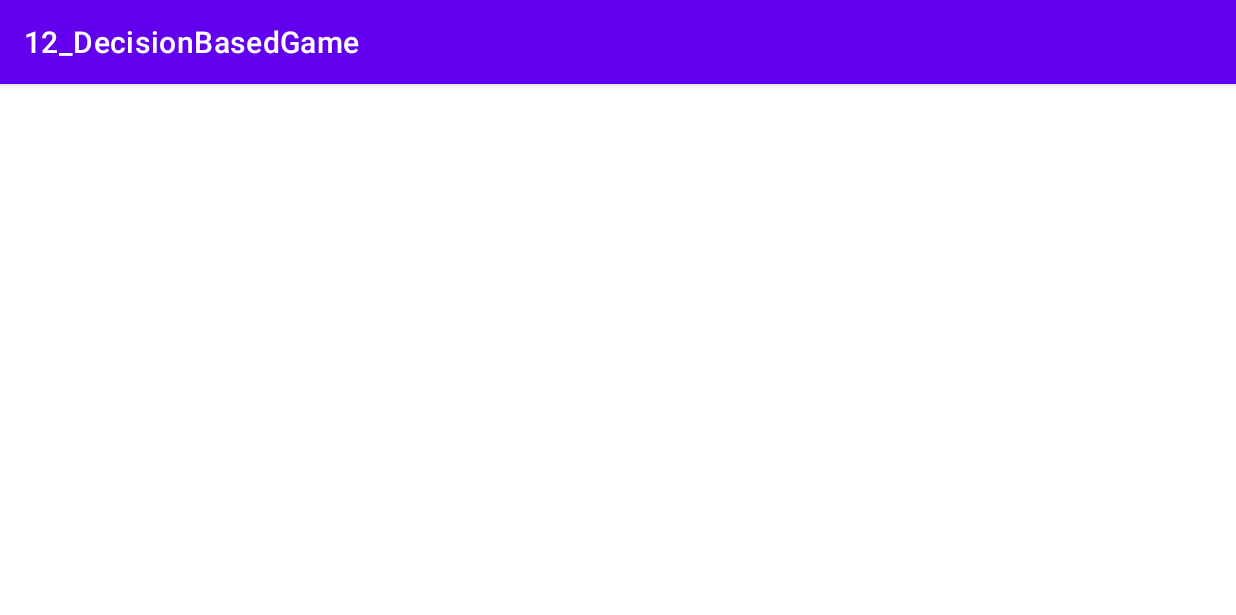
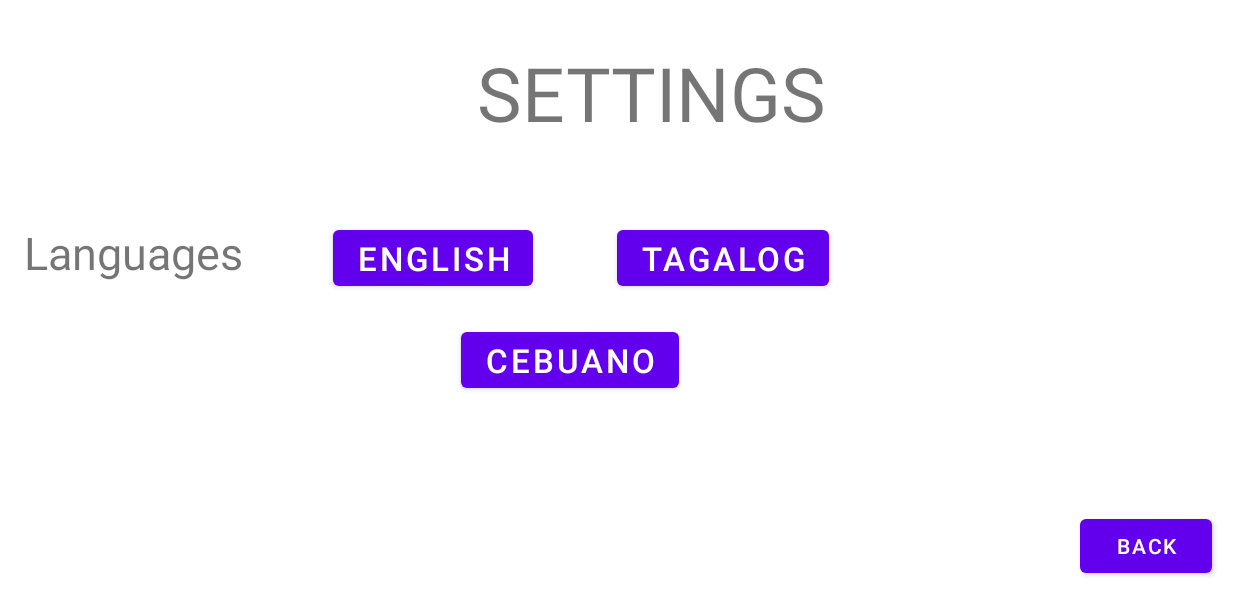
Before and after one commit to IzaRabo/12_DecisionBasedGame, an Android app: the Settings screen opened directly, with no data from a screen before it, on a phone screen of 824 x 412 dp (held sideways). Shown: the top 615 px of the screen. Run offline under Robolectric (Android 15) with nearby library versions, the phone set to English and light mode, and no system bars.

Commit message:
commit new 03/10

```diff
--- a/app/src/main/java/mcm/edu/ph/a12_decisionbasedgame/Settings.java
+++ b/app/src/main/java/mcm/edu/ph/a12_decisionbasedgame/Settings.java
@@ -2,13 +2,114 @@ package mcm.edu.ph.a12_decisionbasedgame;
 
 import androidx.appcompat.app.AppCompatActivity;
 
+import android.annotation.SuppressLint;
+import android.app.AlertDialog;
+import android.content.Intent;
 import android.os.Bundle;
+import android.view.View;
+import android.widget.Button;
+import android.widget.TextView;
 
-public class Settings extends AppCompatActivity {
+public class Settings extends AppCompatActivity implements View.OnClickListener {
+
+    private TextView txtlogsettings;
 
     @Override
     protected void onCreate(Bundle savedInstanceState) {
         super.onCreate(savedInstanceState);
+        enableFullscreen();
         setContentView(R.layout.activity_settings);
+
+        // Ids
+        txtlogsettings = findViewById(R.id.txtlogsettings);
+
+        //buttons and listeners
+
+        Button btneng = findViewById(R.id.btneng);
+        btneng.setOnClickListener(this);
+
+        Button btntag = findViewById(R.id.btntag);
+        btntag.setOnClickListener(this);
+
+        Button btnceb = findViewById(R.id.btnceb);
+        btnceb.setOnClickListener(this);
+
+        Button btnback = findViewById(R.id.btnback);
+        btnback.setOnClickListener(this);
+    }
+    @SuppressLint("NonConstantResourceId")
+    @Override
+    public void onClick(View v) {
+
+        switch (v.getId()) {
+            case R.id.btnback:
+                startActivity(new Intent(Settings.this, MainmenuActivity.class));
+                overridePendingTransition(android.R.anim.fade_in, android.R.anim.fade_out);
+                break;
+
+            case R.id.btneng:
+                if (txtlogsettings.getVisibility() == View.VISIBLE) {
+                    txtlogsettings.setVisibility(View.GONE);//remove "LANGUAGE APPLIED" text when clicking on another button
+                }
+                AlertDialog.Builder builder = new AlertDialog.Builder(Settings.this);
+
+                builder.setCancelable(true);
+                builder.setTitle("Information");
+                builder.setMessage("Change the language to English?");
+
+                builder.setPositiveButton("YES", (dialogInterface, i) -> txtlogsettings.setVisibility(View.VISIBLE));
+
+                builder.setNegativeButton("CANCEL", (dialogInterface, i) -> dialogInterface.cancel());
+                builder.show();
+                break;
+
+            case R.id.btntag:
+
+                if (txtlogsettings.getVisibility() == View.VISIBLE) {
+                    txtlogsettings.setVisibility(View.GONE);//remove "LANGUAGE APPLIED" text when clicking on another button
+                }
+
+                builder = new AlertDialog.Builder(Settings.this);
+                builder.setCancelable(true);
+                builder.setTitle("Information");
+                builder.setMessage("Change the language to Tagalog?");
+
+                builder.setPositiveButton("YES", (dialogInterface, i) -> txtlogsettings.setVisibility(View.VISIBLE));
+
+                builder.setNegativeButton("CANCEL", (dialogInterface, i) -> dialogInterface.cancel());
+                builder.show();
+                break;
+
+            case R.id.btnceb:
+
+                if (txtlogsettings.getVisibility() == View.VISIBLE) {
+                    txtlogsettings.setVisibility(View.GONE);//remove "LANGUAGE APPLIED" text when clicking on another button
+                }
+                builder = new AlertDialog.Builder(Settings.this);
+                builder.setCancelable(true);
+                builder.setTitle("Information");
+                builder.setMessage("Change the language to Cebuano?");
+
+                builder.setPositiveButton("YES", (dialogInterface, i) -> txtlogsettings.setVisibility(View.VISIBLE));
+
+                builder.setNegativeButton("CANCEL", (dialogInterface, i) -> dialogInterface.cancel());
+                builder.show();
+                break;
+
+
+
+
+        }
+    }
+    private void enableFullscreen() {
+        View decorView = getWindow().getDecorView();
+        decorView.setSystemUiVisibility(
+                View.SYSTEM_UI_FLAG_LAYOUT_STABLE |
+                        View.SYSTEM_UI_FLAG_LAYOUT_HIDE_NAVIGATION |
+                        View.SYSTEM_UI_FLAG_LAYOUT_FULLSCREEN |
+                        View.SYSTEM_UI_FLAG_FULLSCREEN |
+                        View.SYSTEM_UI_FLAG_IMMERSIVE_STICKY |
+                        View.SYSTEM_UI_FLAG_HIDE_NAVIGATION
+        );
     }
 }
--- a/app/src/main/res/layout/activity_main.xml
+++ b/app/src/main/res/layout/activity_main.xml
@@ -18,7 +18,7 @@
         app:layout_constraintLeft_toLeftOf="parent"
         app:layout_constraintRight_toRightOf="parent"
         app:layout_constraintTop_toTopOf="parent"
-        app:layout_constraintVertical_bias="0.235" />
+        app:layout_constraintVertical_bias="0.181" />
 
     <Button
         android:id="@+id/btnChoice1"
--- a/app/src/main/res/layout/activity_settings.xml
+++ b/app/src/main/res/layout/activity_settings.xml
@@ -6,4 +6,90 @@
     android:layout_height="match_parent"
     tools:context=".Settings">
 
+    <TextView
+        android:id="@+id/txtsettings"
+        android:layout_width="237dp"
+        android:layout_height="67dp"
+        android:layout_marginTop="28dp"
+        android:text="SETTINGS"
+        android:textSize="50sp"
+        app:layout_constraintEnd_toEndOf="parent"
+        app:layout_constraintHorizontal_bias="0.542"
+        app:layout_constraintStart_toStartOf="parent"
+        app:layout_constraintTop_toTopOf="parent" />
+
+    <TextView
+        android:id="@+id/txtLanguages"
+        android:layout_width="wrap_content"
+        android:layout_height="wrap_content"
+        android:layout_marginStart="16dp"
+        android:layout_marginTop="148dp"
+        android:text="Languages"
+        android:textSize="30sp"
+        app:layout_constraintStart_toStartOf="parent"
+        app:layout_constraintTop_toTopOf="parent" />
+
+    <Button
+        android:id="@+id/btneng"
+        android:layout_width="wrap_content"
+        android:layout_height="wrap_content"
+        android:layout_marginStart="60dp"
+        android:layout_marginTop="52dp"
+        android:clickable="true"
+        android:text="English"
+        android:textSize="22sp"
+        app:layout_constraintStart_toEndOf="@+id/txtLanguages"
+        app:layout_constraintTop_toBottomOf="@+id/txtsettings" />
+
+    <Button
+        android:id="@+id/btntag"
+        android:layout_width="wrap_content"
+        android:layout_height="wrap_content"
+        android:layout_marginStart="56dp"
+        android:clickable="true"
+        android:text="Tagalog"
+        android:textSize="22sp"
+        app:layout_constraintStart_toEndOf="@+id/btneng"
+        app:layout_constraintTop_toTopOf="@+id/btneng" />
+
+    <Button
+        android:id="@+id/btnceb"
+        android:layout_width="wrap_content"
+        android:layout_height="wrap_content"
+        android:layout_marginTop="120dp"
+        android:clickable="true"
+        android:text="Cebuano"
+        android:textSize="22sp"
+        app:layout_constraintEnd_toEndOf="@+id/btntag"
+        app:layout_constraintHorizontal_bias="0.46"
+        app:layout_constraintStart_toStartOf="@+id/btneng"
+        app:layout_constraintTop_toBottomOf="@+id/txtsettings" />
+
+    <TextView
+        android:id="@+id/txtlogsettings"
+        android:layout_width="wrap_content"
+        android:layout_height="wrap_content"
+        android:layout_marginTop="48dp"
+        android:text="Language Applied"
+        android:textSize="40sp"
+        android:visibility="invisible"
+        app:backgroundTint="#bcbca9"
+        app:layout_constraintBottom_toBottomOf="parent"
+        app:layout_constraintEnd_toEndOf="parent"
+        app:layout_constraintHorizontal_bias="0.45"
+        app:layout_constraintStart_toStartOf="parent"
+        app:layout_constraintTop_toBottomOf="@+id/btnceb"
+        app:layout_constraintVertical_bias="0.222" />
+
+    <Button
+        android:id="@+id/btnback"
+        android:layout_width="wrap_content"
+        android:layout_height="wrap_content"
+        android:layout_marginEnd="16dp"
+        android:layout_marginBottom="24dp"
+        android:clickable="true"
+        android:text="Back"
+        app:layout_constraintBottom_toBottomOf="parent"
+        app:layout_constraintEnd_toEndOf="parent" />
+
 </androidx.constraintlayout.widget.ConstraintLayout>
```
Also changed, not shown: app/src/main/java/mcm/edu/ph/a12_decisionbasedgame/credits.java (+33 -2 lines), app/src/main/res/layout/activity_credits.xml (+71 -0 lines).
